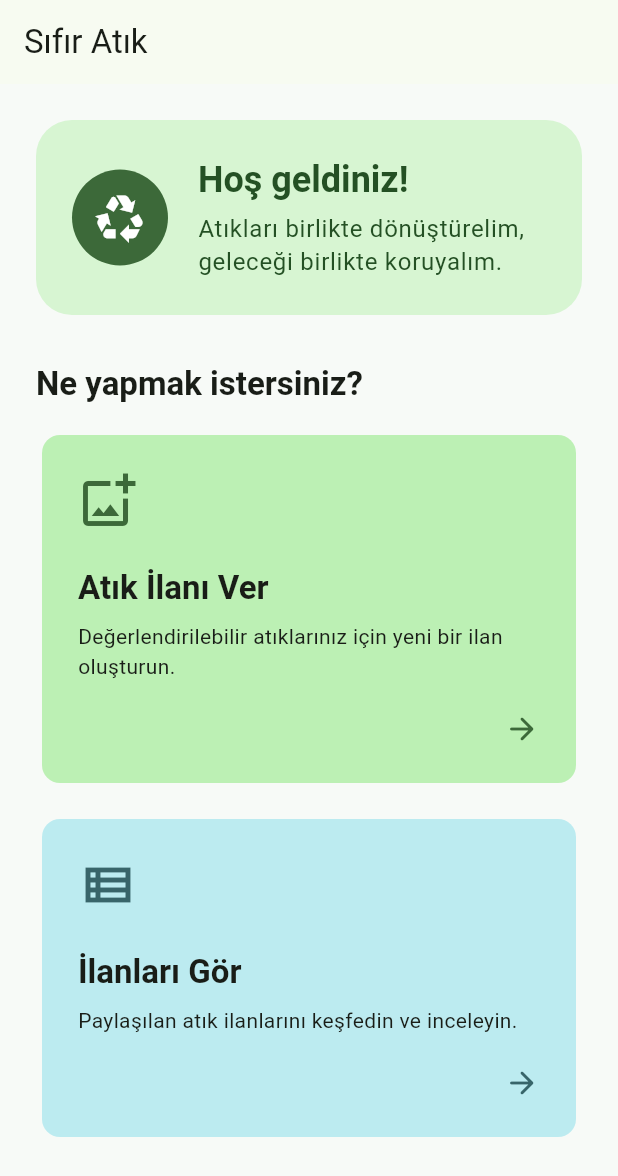
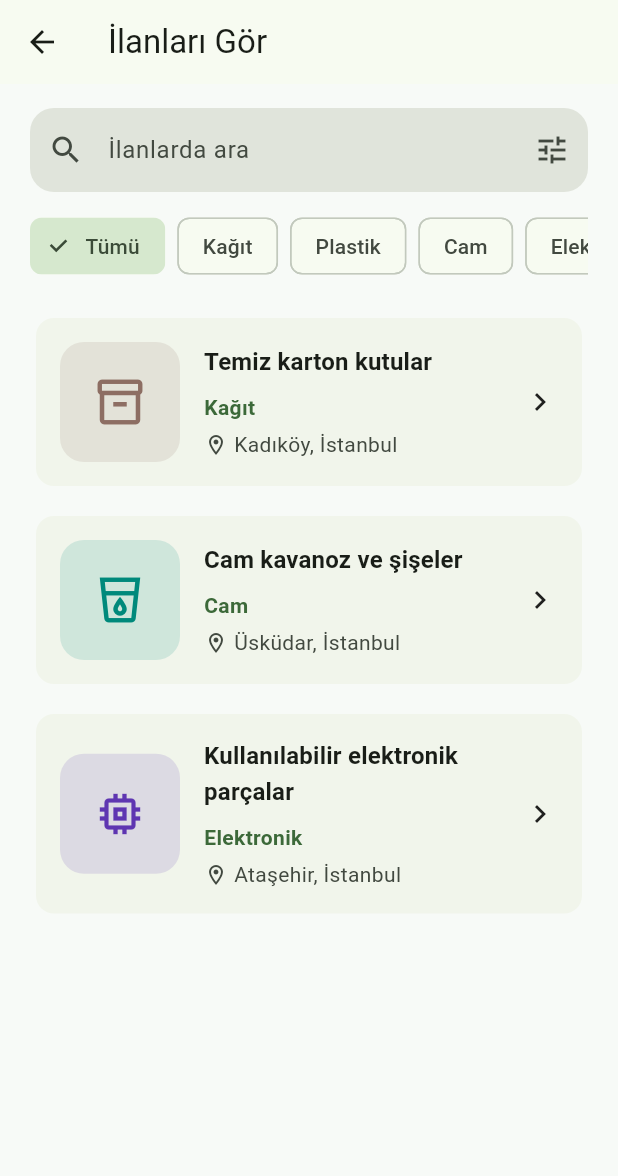
Before and after one commit to EbranurOzbalik/sifir_atik, a Flutter app: the HomePage screen opened directly, after a tap on "İlanları Gör", on a phone screen of 412 x 824 dp. Shown: the top 1176 px of the screen. Run offline on Flutter 3.47's test engine with Material 3 defaults, Android fonts, the phone set to English and light mode, and no system bars.

Commit message:
İlan listeleme ekranını ekledim

```diff
--- a/lib/screens/home_page.dart
+++ b/lib/screens/home_page.dart
@@ -1,6 +1,7 @@
 import 'package:flutter/material.dart';
 
 import 'create_listing_page.dart';
+import 'listings_page.dart';
 
 class HomePage extends StatelessWidget {
   const HomePage({super.key});
@@ -41,7 +42,9 @@ class HomePage extends StatelessWidget {
               color: colorScheme.tertiary,
               backgroundColor: colorScheme.tertiaryContainer,
               onTap: () {
-                // The listings screen will be added later.
+                Navigator.of(context).push(
+                  MaterialPageRoute<void>(builder: (_) => const ListingsPage()),
+                );
               },
             );
 
--- /dev/null
+++ b/lib/screens/listings_page.dart
@@ -0,0 +1,191 @@
+import 'package:flutter/material.dart';
+
+class ListingsPage extends StatelessWidget {
+  const ListingsPage({super.key});
+
+  static const _listings = [
+    _Listing(
+      title: 'Temiz karton kutular',
+      category: 'Kağıt',
+      location: 'Kadıköy, İstanbul',
+      icon: Icons.inventory_2_outlined,
+      color: Color(0xFF8D6E63),
+    ),
+    _Listing(
+      title: 'Cam kavanoz ve şişeler',
+      category: 'Cam',
+      location: 'Üsküdar, İstanbul',
+      icon: Icons.local_drink_outlined,
+      color: Color(0xFF00897B),
+    ),
+    _Listing(
+      title: 'Kullanılabilir elektronik parçalar',
+      category: 'Elektronik',
+      location: 'Ataşehir, İstanbul',
+      icon: Icons.memory_outlined,
+      color: Color(0xFF5E35B1),
+    ),
+  ];
+
+  @override
+  Widget build(BuildContext context) {
+    return Scaffold(
+      appBar: AppBar(title: const Text('İlanları Gör')),
+      body: SafeArea(
+        child: CustomScrollView(
+          slivers: [
+            SliverPadding(
+              padding: const EdgeInsets.fromLTRB(20, 16, 20, 12),
+              sliver: SliverToBoxAdapter(
+                child: TextField(
+                  readOnly: true,
+                  decoration: InputDecoration(
+                    hintText: 'İlanlarda ara',
+                    prefixIcon: const Icon(Icons.search),
+                    suffixIcon: const Icon(Icons.tune),
+                    filled: true,
+                    fillColor: Theme.of(
+                      context,
+                    ).colorScheme.surfaceContainerHighest,
+                    border: OutlineInputBorder(
+                      borderRadius: BorderRadius.circular(16),
+                      borderSide: BorderSide.none,
+                    ),
+                  ),
+                ),
+              ),
+            ),
+            SliverPadding(
+              padding: const EdgeInsets.symmetric(horizontal: 20),
+              sliver: SliverToBoxAdapter(
+                child: SingleChildScrollView(
+                  scrollDirection: Axis.horizontal,
+                  child: Row(
+                    children: ['Tümü', 'Kağıt', 'Plastik', 'Cam', 'Elektronik']
+                        .map(
+                          (category) => Padding(
+                            padding: const EdgeInsets.only(right: 8),
+                            child: FilterChip(
+                              selected: category == 'Tümü',
+                              onSelected: (_) {},
+                              label: Text(category),
+                            ),
+                          ),
+                        )
+                        .toList(),
+                  ),
+                ),
+              ),
+            ),
+            SliverPadding(
+              padding: const EdgeInsets.all(20),
+              sliver: SliverList.separated(
+                itemCount: _listings.length,
+                separatorBuilder: (_, _) => const SizedBox(height: 12),
+                itemBuilder: (context, index) =>
+                    _ListingCard(listing: _listings[index]),
+              ),
+            ),
+          ],
+        ),
+      ),
+    );
+  }
+}
+
+class _ListingCard extends StatelessWidget {
+  const _ListingCard({required this.listing});
+
+  final _Listing listing;
+
+  @override
+  Widget build(BuildContext context) {
+    final colorScheme = Theme.of(context).colorScheme;
+
+    return Card(
+      elevation: 0,
+      clipBehavior: Clip.antiAlias,
+      color: colorScheme.surfaceContainerLow,
+      child: InkWell(
+        onTap: () {},
+        child: Padding(
+          padding: const EdgeInsets.all(16),
+          child: Row(
+            children: [
+              Container(
+                width: 80,
+                height: 80,
+                decoration: BoxDecoration(
+                  color: listing.color.withValues(alpha: 0.14),
+                  borderRadius: BorderRadius.circular(16),
+                ),
+                child: Icon(listing.icon, size: 36, color: listing.color),
+              ),
+              const SizedBox(width: 16),
+              Expanded(
+                child: Column(
+                  crossAxisAlignment: CrossAxisAlignment.start,
+                  children: [
+                    Text(
+                      listing.title,
+                      maxLines: 2,
+                      overflow: TextOverflow.ellipsis,
+                      style: Theme.of(context).textTheme.titleMedium?.copyWith(
+                        fontWeight: FontWeight.w700,
+                      ),
+                    ),
+                    const SizedBox(height: 8),
+                    Text(
+                      listing.category,
+                      style: TextStyle(
+                        color: colorScheme.primary,
+                        fontWeight: FontWeight.w600,
+                      ),
+                    ),
+                    const SizedBox(height: 5),
+                    Row(
+                      children: [
+                        Icon(
+                          Icons.location_on_outlined,
+                          size: 16,
+                          color: colorScheme.onSurfaceVariant,
+                        ),
+                        const SizedBox(width: 4),
+                        Expanded(
+                          child: Text(
+                            listing.location,
+                            overflow: TextOverflow.ellipsis,
+                            style: TextStyle(
+                              color: colorScheme.onSurfaceVariant,
+                            ),
+                          ),
+                        ),
+                      ],
+                    ),
+                  ],
+                ),
+              ),
+              const Icon(Icons.chevron_right),
+            ],
+          ),
+        ),
+      ),
+    );
+  }
+}
+
+class _Listing {
+  const _Listing({
+    required this.title,
+    required this.category,
+    required this.location,
+    required this.icon,
+    required this.color,
+  });
+
+  final String title;
+  final String category;
+  final String location;
+  final IconData icon;
+  final Color color;
+}
```
Also changed, not shown: 2 other files.
